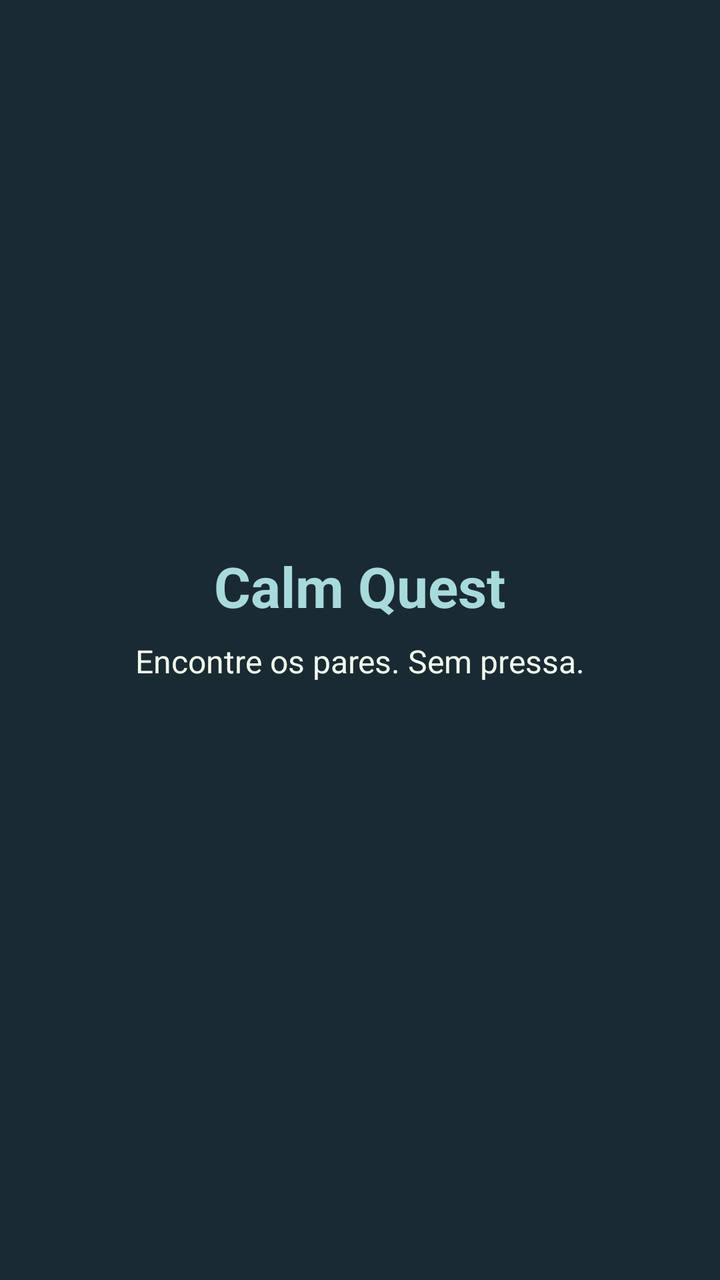
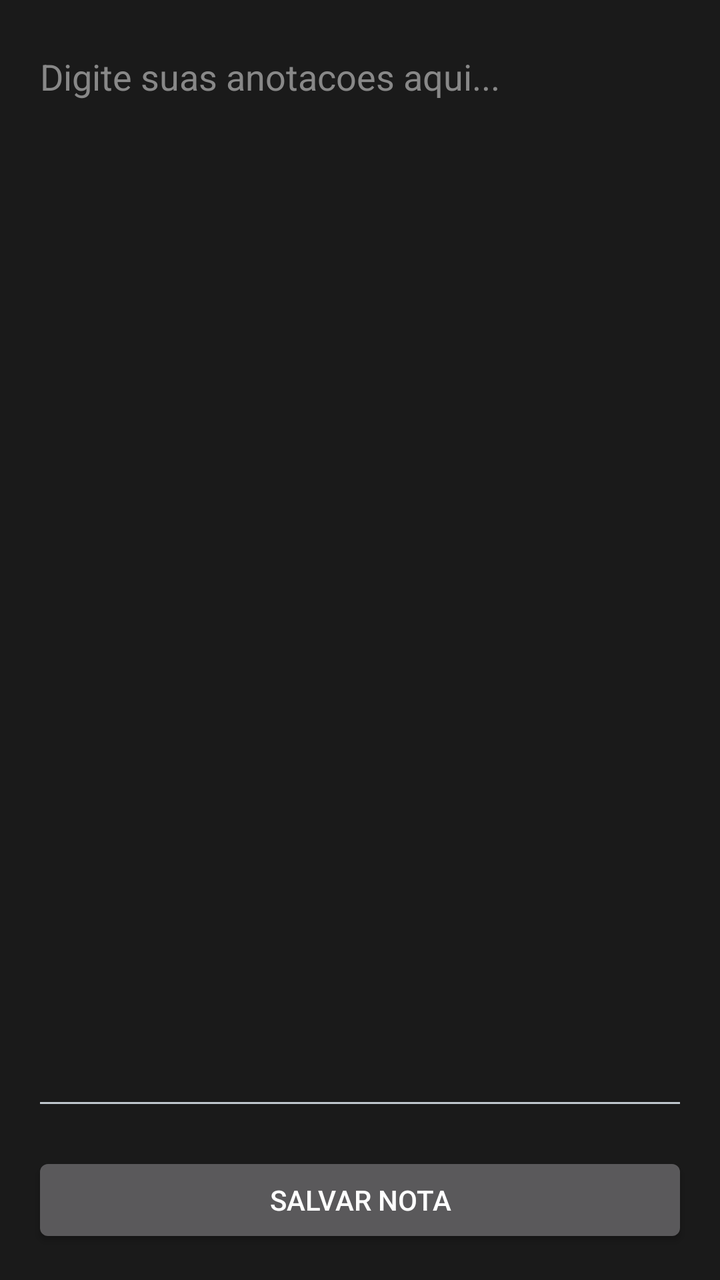

Compare the two renders of this Android layout. The source of the first and the diff that turns it into the second are given below.
<!-- AndroidManifest.xml: application theme android:Theme.DeviceDefault.NoActionBar -->
<!-- res/layout/activity_main.xml -->
<?xml version="1.0" encoding="utf-8"?>
<LinearLayout xmlns:android="http://schemas.android.com/apk/res/android"
    android:layout_width="match_parent"
    android:layout_height="match_parent"
    android:orientation="vertical"
    android:gravity="center"
    android:padding="16dp"
    android:background="#1A2A33">

    <TextView
        android:layout_width="wrap_content"
        android:layout_height="wrap_content"
        android:text="Calm Quest"
        android:textSize="28sp"
        android:textStyle="bold"
        android:textColor="#A8DADC"
        android:layout_marginBottom="8dp"/>

    <TextView
        android:id="@+id/txtStatus"
        android:layout_width="wrap_content"
        android:layout_height="wrap_content"
        android:text="Encontre os pares. Sem pressa."
        android:textSize="16sp"
        android:textColor="#F1FAEE"
        android:layout_marginBottom="24dp"/>

    
    <GridLayout
        android:id="@+id/gridJogo"
        android:layout_width="wrap_content"
        android:layout_height="wrap_content"
        android:columnCount="3"
        android:rowCount="4" />

</LinearLayout>
<!-- resources referenced by this layout -->
<resources>

</resources>

<!-- the commit's change to res/layout/activity_main.xml (unified diff, before → after) -->
@@ -3,34 +3,27 @@
     android:layout_width="match_parent"
     android:layout_height="match_parent"
     android:orientation="vertical"
-    android:gravity="center"
-    android:padding="16dp"
-    android:background="#1A2A33">
+    android:background="#1A1A1A"
+    android:padding="16dp">
 
-    <TextView
-        android:layout_width="wrap_content"
+    <EditText
+        android:id="@+id/editTextNotes"
+        android:layout_width="match_parent"
+        android:layout_height="0dp"
+        android:layout_weight="1"
+        android:gravity="top|start"
+        android:hint="Digite suas anotacoes aqui..."
+        android:textColor="#FFFFFF"
+        android:textColorHint="#888888"
+        android:textSize="18sp"
+        android:inputType="textMultiLine" />
+
+    <Button
+        android:id="@+id/btnPanic"
+        android:layout_width="match_parent"
         android:layout_height="wrap_content"
-        android:text="Calm Quest"
-        android:textSize="28sp"
-        android:textStyle="bold"
-        android:textColor="#A8DADC"
-        android:layout_marginBottom="8dp"/>
-
-    <TextView
-        android:id="@+id/txtStatus"
-        android:layout_width="wrap_content"
-        android:layout_height="wrap_content"
-        android:text="Encontre os pares. Sem pressa."
-        android:textSize="16sp"
-        android:textColor="#F1FAEE"
-        android:layout_marginBottom="24dp"/>
-
-    
-    <GridLayout
-        android:id="@+id/gridJogo"
-        android:layout_width="wrap_content"
-        android:layout_height="wrap_content"
-        android:columnCount="3"
-        android:rowCount="4" />
+        android:layout_marginTop="16dp"
+        android:text="Salvar Nota"
+        android:textColor="#FFFFFF" />
 
 </LinearLayout>
